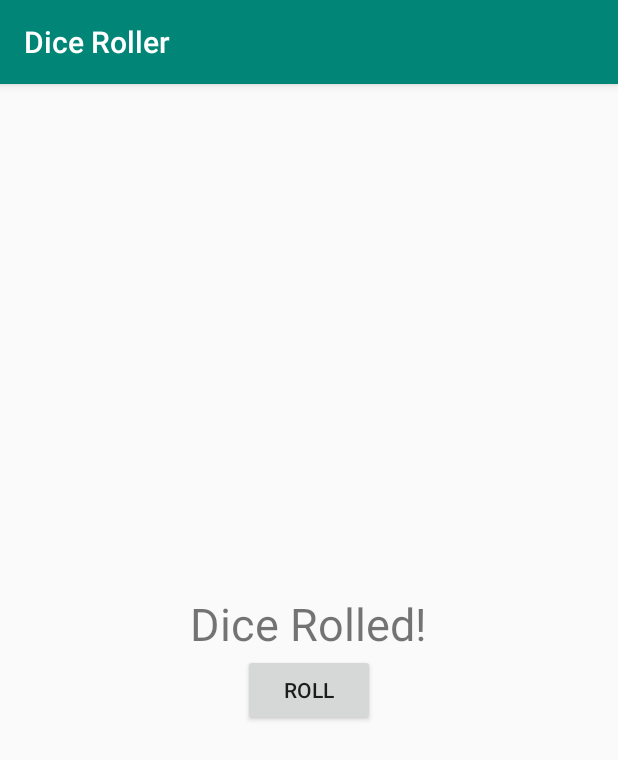
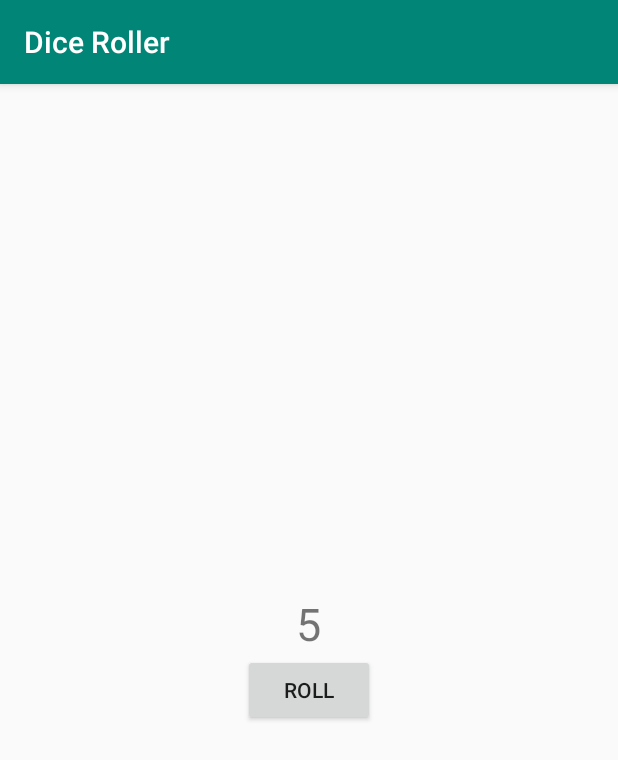
Before and after one commit to an-garcia/RollDice, an Android app: the screen it shows after launch (MainActivity), after a tap on "ROLL", on a phone screen of 412 x 824 dp. Shown: the top 760 px of the screen. Run offline under Robolectric (Android 15) with nearby library versions, the phone set to English and light mode, and no system bars.

```diff
--- a/app/src/main/java/com/xengar/android/diceroller/MainActivity.kt
+++ b/app/src/main/java/com/xengar/android/diceroller/MainActivity.kt
@@ -4,7 +4,8 @@ import androidx.appcompat.app.AppCompatActivity
 import android.os.Bundle
 import android.widget.Button
 import android.widget.TextView
-import android.widget.Toast
+import java.util.*
+
 
 class MainActivity : AppCompatActivity() {
 
@@ -20,6 +21,7 @@ class MainActivity : AppCompatActivity() {
 
     private fun rollDice() {
         val resultText : TextView = findViewById(R.id.result_text)
-        resultText.text = "Dice Rolled!"
+        val randomInt = Random().nextInt(6) + 1
+        resultText.text = randomInt.toString()
     }
 }
```
